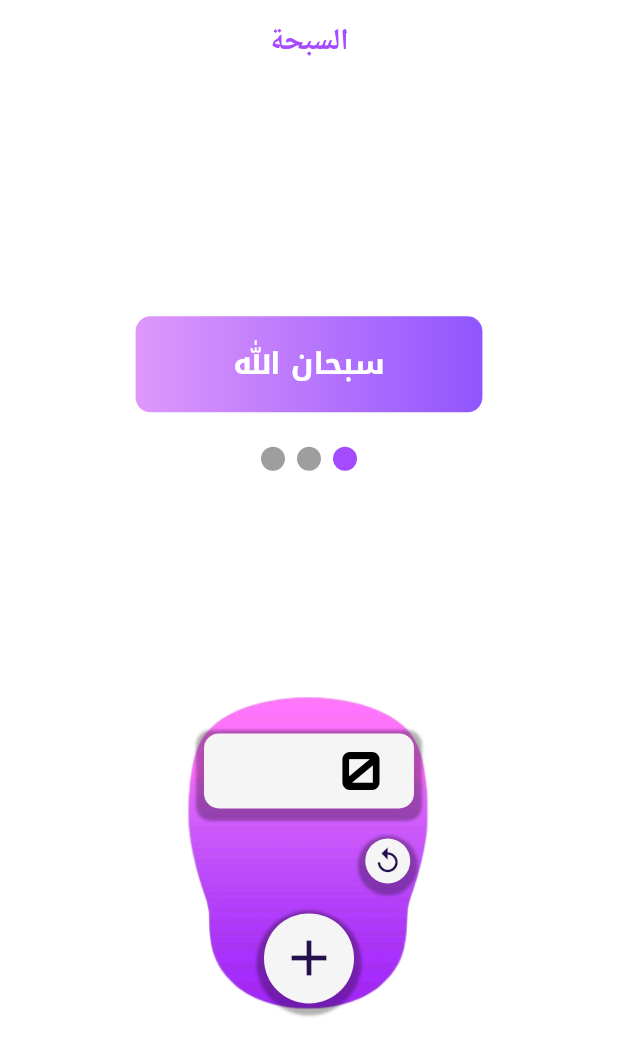
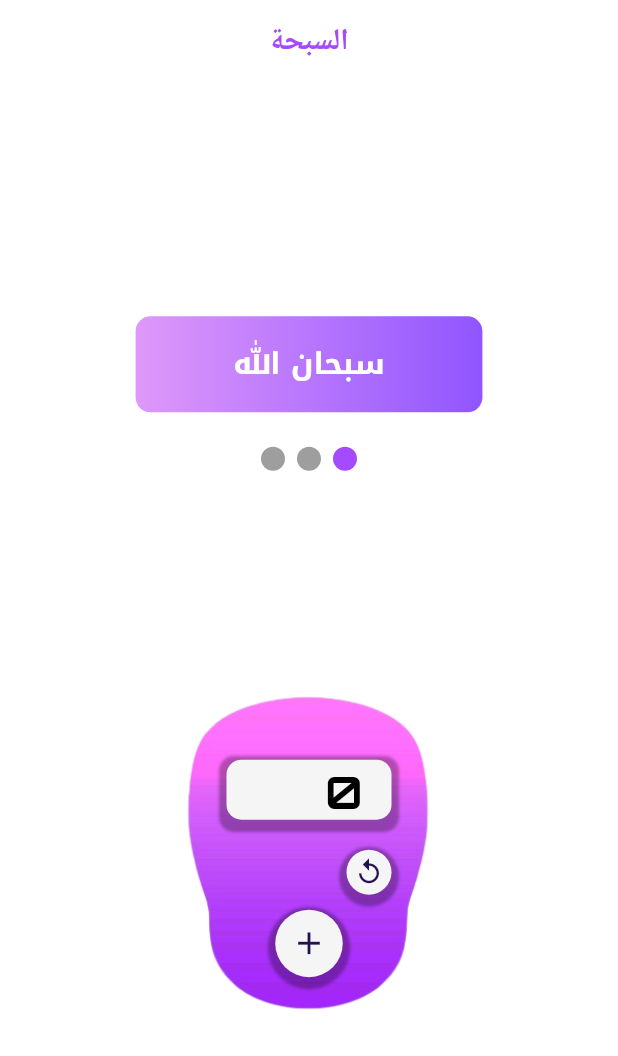
Before and after one commit to khaled21120/Al-Furqan-app, a Flutter app: the SebhaView screen opened by its route, on a phone screen of 412 x 824 dp. Shown: the top 1056 px of the screen. Run offline on Flutter 3.47's test engine with Material 3 defaults, Android fonts, the phone set to English and light mode, and no system bars; drawn by our look-alikes of smooth_page_indicator; our stand-ins replace audio_video_progress_bar, cached_network_image, dartz, dio, equatable, flutter_bloc and 13 more; accounts and stored records are empty; Roboto replaces fonts that are missing (Tajawal); project files that could hold a hidden picture were left out.

Commit message:
fix sebha view

```diff
--- a/lib/features/home/presentation/views/about_me_view.dart
+++ b/lib/features/home/presentation/views/about_me_view.dart
@@ -60,7 +60,7 @@ class AboutMeView extends StatelessWidget {
               const SizedBox(height: 80),
               Column(
                 children: [
-                  Text('يمكنك متابعة مطور التطبيق عبن طريق', style: GoogleFonts.tajawal(fontSize: 16)),
+                  Text('يمكنك متابعة مطور التطبيق عن طريق', style: GoogleFonts.tajawal(fontSize: 16)),
                   const SizedBox(height: 10),
                   const SocialButtonsRow(),
                   const SizedBox(height: 10),
--- a/lib/features/home/presentation/views/sebha_view.dart
+++ b/lib/features/home/presentation/views/sebha_view.dart
@@ -66,8 +66,8 @@ class _SebhaViewState extends State<SebhaView> {
                   BlocBuilder<CounterCubit, int>(
                     builder: (context, count) {
                       return Container(
-                        height: 50,
-                        width: 140,
+                        height: 40,
+                        width: 110,
                         alignment: Alignment.center,
                         decoration: BoxDecoration(
                           boxShadow: [
@@ -87,7 +87,7 @@ class _SebhaViewState extends State<SebhaView> {
                             ' $count',
                             style: GoogleFonts.orbitron(
                               color: MyColors.black,
-                              fontSize: 35,
+                              fontSize: 30,
                               fontWeight: FontWeight.bold,
                               letterSpacing: 5,
                             ),
@@ -129,16 +129,16 @@ class _SebhaViewState extends State<SebhaView> {
                           ),
                         ),
                       ),
-                      const SizedBox(width: 105),
+                      const SizedBox(width: 80),
                     ],
                   ),
 
-                  const SizedBox(height: 20),
+                      const SizedBox(height: 10),
 
                   // زر الإضافة
                   Container(
-                    height: 60,
-                    width: 60,
+                    height: 45,
+                    width: 45,
                     decoration: BoxDecoration(
                       boxShadow: [
                         BoxShadow(
@@ -155,7 +155,7 @@ class _SebhaViewState extends State<SebhaView> {
                       onPressed: () {
                         context.read<CounterCubit>().increment();
                       },
-                      icon: const Icon(Icons.add, size: 40),
+                      icon: const Icon(Icons.add, size: 25),
                       color: MyColors.primaryDark,
                     ),
                   ),
```
Also changed, not shown: lib/features/home/presentation/widgets/home_appbar.dart (+8 -1 lines), lib/features/home/presentation/widgets/social_buttons.dart (+4 -3 lines).
